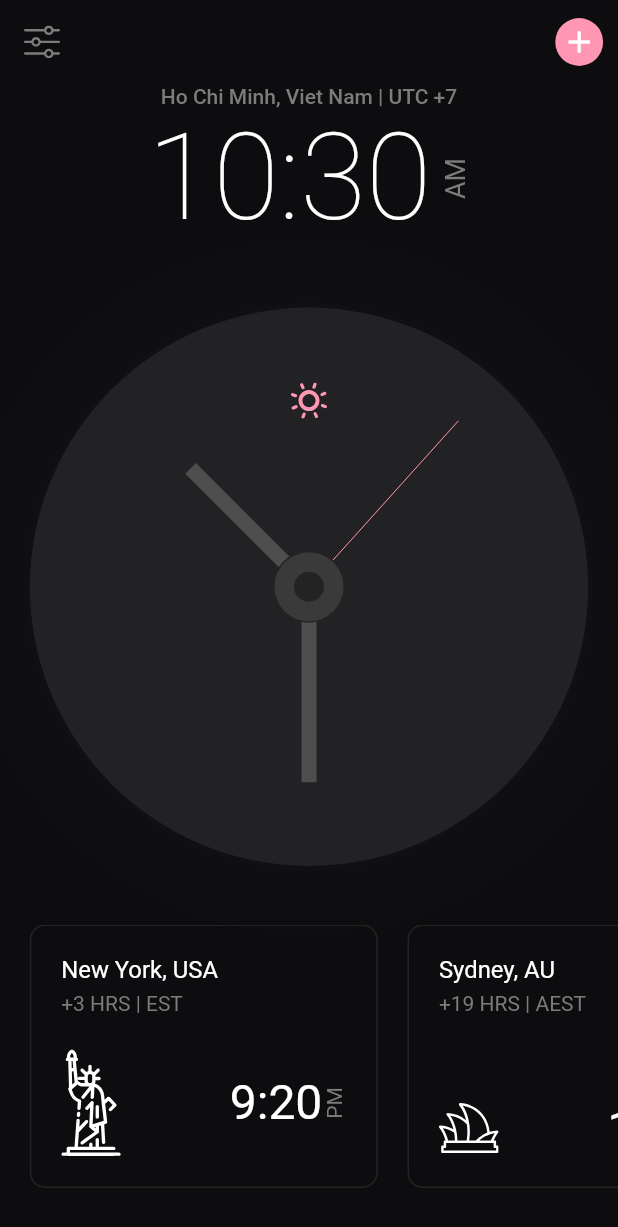
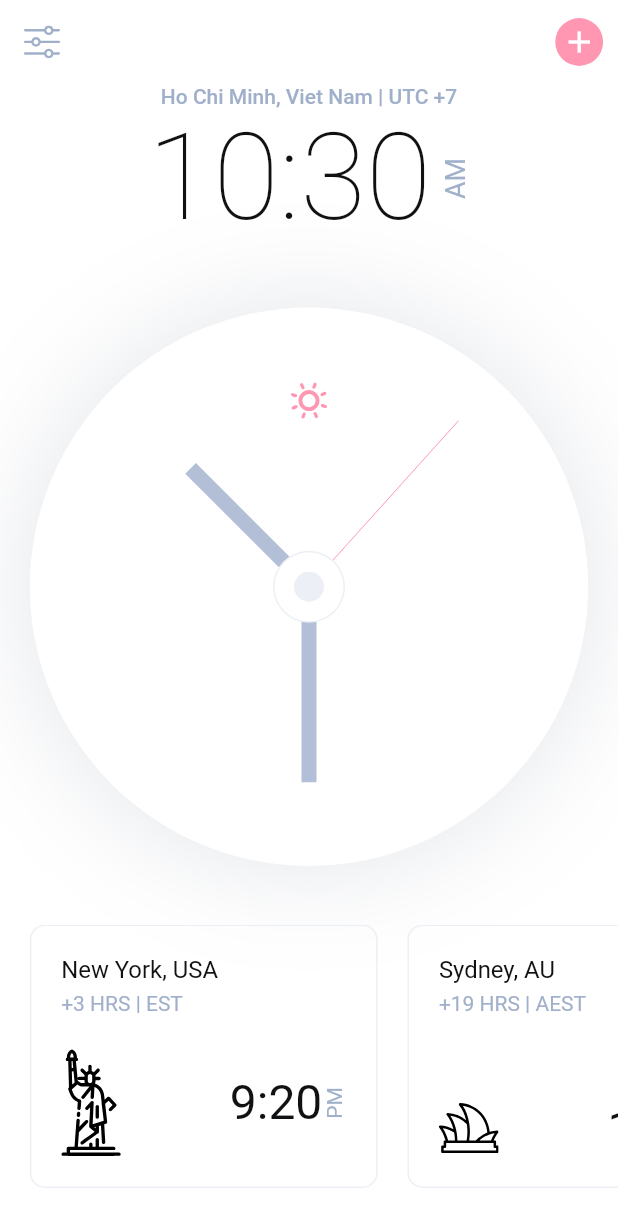
Before and after one commit to lambiengcode/analog-clock, a Flutter app: the screen it shows after launch, on a phone screen of 412 x 824 dp. Shown: the top 1227 px of the screen. Run offline on Flutter 3.47's test engine with Material 2 defaults, Android fonts, the phone set to English and light mode, and no system bars; our stand-ins replace flutter_svg, get, get_storage, google_fonts.

```diff
--- a/lib/main.dart
+++ b/lib/main.dart
@@ -1,28 +1,19 @@
-import 'package:analog_clock/src/app.dart';
-import 'package:analog_clock/src/models/my_theme_provider.dart';
-import 'package:analog_clock/src/theme/theme.dart';
+import 'package:analog_clock/src/routes/app_pages.dart';
+import 'package:analog_clock/src/shared/logger/logger_utils.dart';
+import 'package:analog_clock/src/theme/theme_service.dart';
+import 'package:analog_clock/src/theme/themes.dart';
 import 'package:flutter/material.dart';
-import 'package:provider/provider.dart';
+import 'package:get/get.dart';
 
 void main() {
-  runApp(MyApp());
+  runApp(GetMaterialApp(
+    debugShowCheckedModeBanner: false,
+    enableLog: true,
+    logWriterCallback: Logger.write,
+    initialRoute: AppPages.INITIAL,
+    getPages: AppPages.routes,
+    theme: Themes().lightTheme,
+    darkTheme: Themes().darkTheme,
+    themeMode: ThemeService().getThemeMode(),
+  ));
 }
-
-class MyApp extends StatelessWidget {
-  // This widget is the root of your application.
-  @override
-  Widget build(BuildContext context) {
-    return ChangeNotifierProvider(
-        create: (context) => MyThemeModel(),
-        child: Consumer<MyThemeModel>(
-          builder: (context, theme, child) => MaterialApp(
-            debugShowCheckedModeBanner: false,
-            title: 'Analog Clock',
-            theme: themeData(context),
-            darkTheme: darkThemeData(context),
-            themeMode: ThemeMode.dark,
-            home: App(),
-          ),
-        ));
-  }
-}
--- a/lib/src/app.dart
+++ b/lib/src/app.dart
@@ -1,6 +1,8 @@
+import 'package:analog_clock/src/models/my_theme_provider.dart';
 import 'package:analog_clock/src/screens/home_screen.dart';
 import 'package:flutter/material.dart';
 import 'package:flutter/services.dart';
+import 'package:provider/provider.dart';
 
 class App extends StatefulWidget {
   @override
@@ -30,6 +32,9 @@ class _AppState extends State<App> with WidgetsBindingObserver {
 
   @override
   Widget build(BuildContext context) {
-    return HomeScreen();
+    return ChangeNotifierProvider(
+      create: (_) => MyThemeModel(),
+      child: HomeScreen(),
+    );
   }
 }
--- a/lib/src/public/constants.dart
+++ b/lib/src/public/constants.dart
@@ -20,3 +20,5 @@ const kTitleTextLightColor = Color(0xFF101112);
 const kTitleTextDarkColor = Colors.white;
 
 const kShadowColor = Color(0xFF364564);
+
+AppBarTheme appBarTheme = AppBarTheme(color: Colors.transparent, elevation: 0);
--- /dev/null
+++ b/lib/src/routes/app_routes.dart
@@ -0,0 +1,5 @@
+part of 'app_pages.dart';
+
+abstract class Routes {
+  static const ROOT = '/root';
+}
--- /dev/null
+++ b/lib/src/shared/logger/logger_utils.dart
@@ -0,0 +1,5 @@
+class Logger {
+  static void write(String text, {bool isError = false}) {
+    Future.microtask(() => print('** $text. isError: [$isError]'));
+  }
+}
--- a/lib/src/theme/theme.dart
+++ b/lib/src/theme/themes.dart
@@ -1,11 +1,9 @@
+import 'package:analog_clock/src/public/constants.dart';
 import 'package:flutter/material.dart';
 import 'package:google_fonts/google_fonts.dart';
 
-import '../public/constants.dart';
-
-// Our light/Primary Theme
-ThemeData themeData(BuildContext context) {
-  return ThemeData(
+class Themes {
+  final lightTheme = ThemeData.light().copyWith(
     appBarTheme: appBarTheme,
     primaryColor: kPrimaryColor,
     accentColor: kAccentLightColor,
@@ -26,11 +24,7 @@ ThemeData themeData(BuildContext context) {
     ),
     brightness: Brightness.light,
   );
-}
-
-// Dark Them
-ThemeData darkThemeData(BuildContext context) {
-  return ThemeData.dark().copyWith(
+  final darkTheme = ThemeData.dark().copyWith(
     primaryColor: kPrimaryColor,
     accentColor: kAccentDarkColor,
     scaffoldBackgroundColor: Color(0xFF0D0C0E),
@@ -52,5 +46,3 @@ ThemeData darkThemeData(BuildContext context) {
     brightness: Brightness.dark,
   );
 }
-
-AppBarTheme appBarTheme = AppBarTheme(color: Colors.transparent, elevation: 0);
--- a/pubspec.yaml
+++ b/pubspec.yaml
@@ -30,6 +30,9 @@ dependencies:
   google_fonts: ^1.1.0 # it helps us to use google fonts on our app
   flutter_svg: ^0.18.0 # it helps us to use SVG in our app
   provider: ^4.3.2+1 # Our state management package
+  get: ^3.13.3
+  get_storage: ^1.4.0
+  flutter_icons:
 
 dev_dependencies:
   flutter_test:
```
Also changed, not shown: lib/src/routes/app_pages.dart (added, +16 -0 lines), lib/src/theme/theme_service.dart (added, +25 -0 lines), pubspec.lock, 1 other file.
